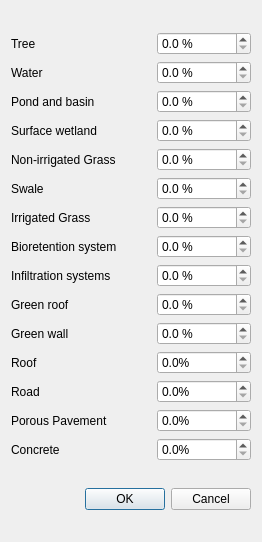
First picture: the form in src/mcedit/celldialog_heat.ui, repository iut-ibk/P8Modules, before the edit.
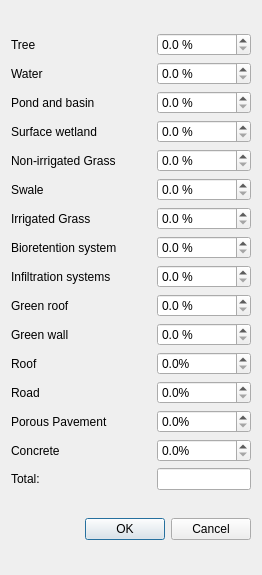
Second picture: the form after the edit.

Commit message: you can max insert 100% in total of technologies. added an extra line where you can see the sum of all technologies in cell

Diff of the .ui file:
```diff
--- a/src/mcedit/celldialog_heat.ui
+++ b/src/mcedit/celldialog_heat.ui
@@ -7,7 +7,7 @@
     <x>0</x>
     <y>0</y>
     <width>262</width>
-    <height>542</height>
+    <height>575</height>
    </rect>
   </property>
   <property name="windowTitle">
@@ -304,6 +304,20 @@
        </property>
       </widget>
      </item>
+     <item row="15" column="0">
+      <widget class="QLabel" name="label_16">
+       <property name="text">
+        <string>Total:</string>
+       </property>
+      </widget>
+     </item>
+     <item row="15" column="1">
+      <widget class="QLineEdit" name="le_total">
+       <property name="enabled">
+        <bool>true</bool>
+       </property>
+      </widget>
+     </item>
     </layout>
    </item>
    <item>
@@ -314,6 +328,9 @@
      <property name="standardButtons">
       <set>QDialogButtonBox::Cancel|QDialogButtonBox::Ok</set>
      </property>
+     <property name="centerButtons">
+      <bool>false</bool>
+     </property>
     </widget>
    </item>
   </layout>
```
The commit also changes 2 other files.
